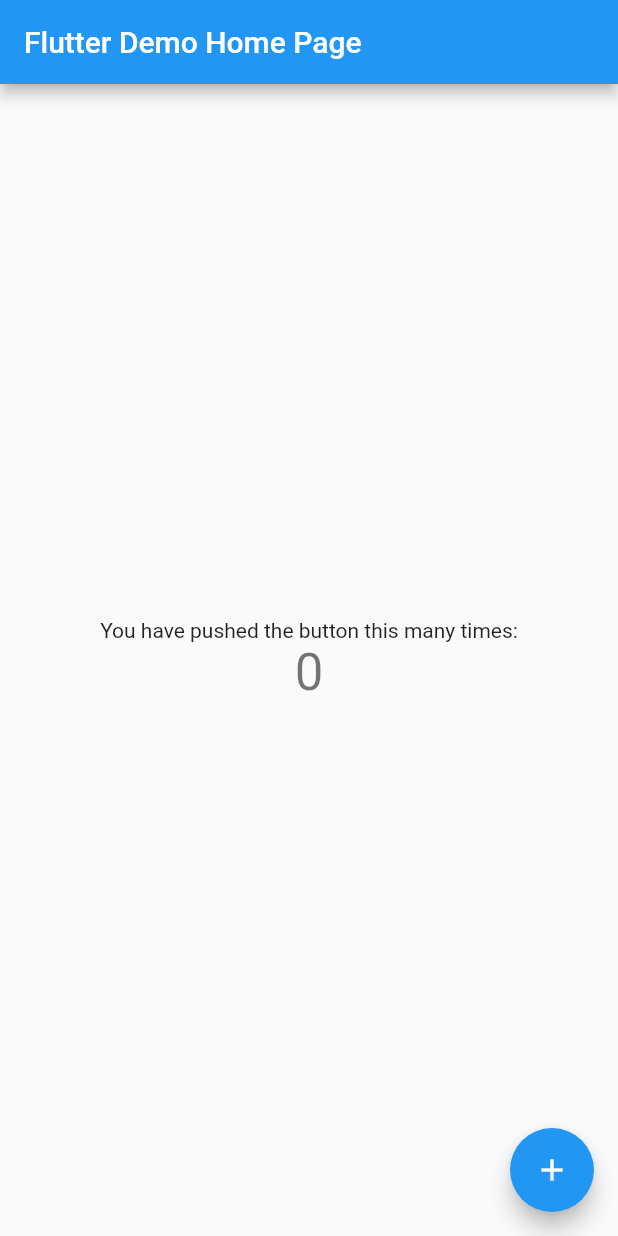
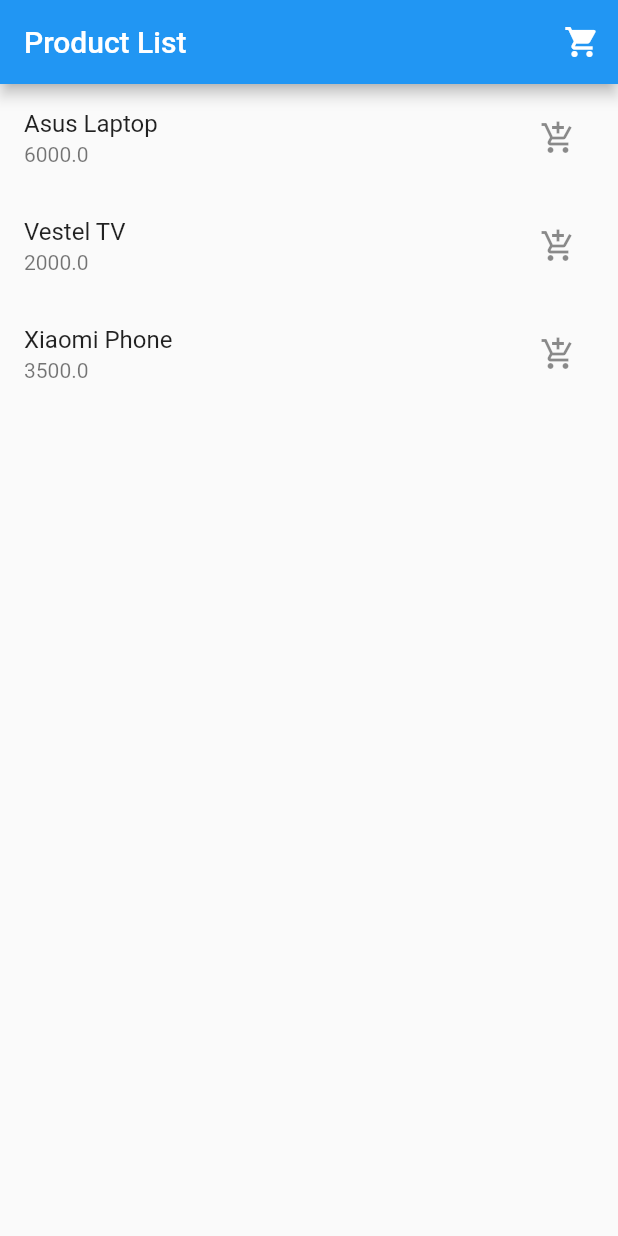
Before and after one commit to TunahanAydinoglu/FlutterWS, a Flutter app: the screen it shows after launch, on a phone screen of 412 x 824 dp. Run offline on Flutter 3.47's test engine with Material 2 defaults, Android fonts, the phone set to English and light mode, and no system bars.

Commit message:
BLoC Pattern Add to Cart

```diff
--- /dev/null
+++ b/samplebloc/lib/blocs/product_bloc.dart
@@ -0,0 +1,16 @@
+import 'dart:async';
+
+import 'package:samplebloc/data/product_service.dart';
+import 'package:samplebloc/models/product.dart';
+
+class ProductBloc {
+  final productStreamController = StreamController.broadcast();
+
+  Stream get getStream => productStreamController.stream;
+
+  List<Product> getAll() {
+    return ProductService.getAll();
+  }
+}
+
+final productBloc = ProductBloc();
--- a/samplebloc/lib/main.dart
+++ b/samplebloc/lib/main.dart
@@ -1,4 +1,6 @@
 import 'package:flutter/material.dart';
+import 'package:samplebloc/screens/cart_screen.dart';
+import 'package:samplebloc/screens/product_list_screen.dart';
 
 void main() {
   runApp(MyApp());
@@ -9,109 +11,17 @@ class MyApp extends StatelessWidget {
   @override
   Widget build(BuildContext context) {
     return MaterialApp(
+      routes: {
+        "/": (BuildContext context) => ProductListScreen(),
+        "/cart": (BuildContext context) => CartScreen()
+      },
+      initialRoute: "/",
       title: 'Flutter Demo',
       theme: ThemeData(
-        // This is the theme of your application.
-        //
-        // Try running your application with "flutter run". You'll see the
-        // application has a blue toolbar. Then, without quitting the app, try
-        // changing the primarySwatch below to Colors.green and then invoke
-        // "hot reload" (press "r" in the console where you ran "flutter run",
-        // or simply save your changes to "hot reload" in a Flutter IDE).
-        // Notice that the counter didn't reset back to zero; the application
-        // is not restarted.
         primarySwatch: Colors.blue,
-        // This makes the visual density adapt to the platform that you run
-        // the app on. For desktop platforms, the controls will be smaller and
-        // closer together (more dense) than on mobile platforms.
         visualDensity: VisualDensity.adaptivePlatformDensity,
       ),
-      home: MyHomePage(title: 'Flutter Demo Home Page'),
+      // home: MyHomePage(title: 'Flutter Demo Home Page'),
     );
   }
 }
-
-class MyHomePage extends StatefulWidget {
-  MyHomePage({Key key, this.title}) : super(key: key);
-
-  // This widget is the home page of your application. It is stateful, meaning
-  // that it has a State object (defined below) that contains fields that affect
-  // how it looks.
-
-  // This class is the configuration for the state. It holds the values (in this
-  // case the title) provided by the parent (in this case the App widget) and
-  // used by the build method of the State. Fields in a Widget subclass are
-  // always marked "final".
-
-  final String title;
-
-  @override
-  _MyHomePageState createState() => _MyHomePageState();
-}
-
-class _MyHomePageState extends State<MyHomePage> {
-  int _counter = 0;
-
-  void _incrementCounter() {
-    setState(() {
-      // This call to setState tells the Flutter framework that something has
-      // changed in this State, which causes it to rerun the build method below
-      // so that the display can reflect the updated values. If we changed
-      // _counter without calling setState(), then the build method would not be
-      // called again, and so nothing would appear to happen.
-      _counter++;
-    });
-  }
-
-  @override
-  Widget build(BuildContext context) {
-    // This method is rerun every time setState is called, for instance as done
-    // by the _incrementCounter method above.
-    //
-    // The Flutter framework has been optimized to make rerunning build methods
-    // fast, so that you can just rebuild anything that needs updating rather
-    // than having to individually change instances of widgets.
-    return Scaffold(
-      appBar: AppBar(
-        // Here we take the value from the MyHomePage object that was created by
-        // the App.build method, and use it to set our appbar title.
-        title: Text(widget.title),
-      ),
-      body: Center(
-        // Center is a layout widget. It takes a single child and positions it
-        // in the middle of the parent.
-        child: Column(
-          // Column is also a layout widget. It takes a list of children and
-          // arranges them vertically. By default, it sizes itself to fit its
-          // children horizontally, and tries to be as tall as its parent.
-          //
-          // Invoke "debug painting" (press "p" in the console, choose the
-          // "Toggle Debug Paint" action from the Flutter Inspector in Android
-          // Studio, or the "Toggle Debug Paint" command in Visual Studio Code)
-          // to see the wireframe for each widget.
-          //
-          // Column has various properties to control how it sizes itself and
-          // how it positions its children. Here we use mainAxisAlignment to
-          // center the children vertically; the main axis here is the vertical
-          // axis because Columns are vertical (the cross axis would be
-          // horizontal).
-          mainAxisAlignment: MainAxisAlignment.center,
-          children: <Widget>[
-            Text(
-              'You have pushed the button this many times:',
-            ),
-            Text(
-              '$_counter',
-              style: Theme.of(context).textTheme.headline4,
-            ),
-          ],
-        ),
-      ),
-      floatingActionButton: FloatingActionButton(
-        onPressed: _incrementCounter,
-        tooltip: 'Increment',
-        child: Icon(Icons.add),
-      ), // This trailing comma makes auto-formatting nicer for build methods.
-    );
-  }
-}
--- /dev/null
+++ b/samplebloc/lib/screens/product_list_screen.dart
@@ -0,0 +1,54 @@
+import 'package:flutter/material.dart';
+import 'package:samplebloc/blocs/cart_bloc.dart';
+import 'package:samplebloc/blocs/product_bloc.dart';
+import 'package:samplebloc/models/cart.dart';
+
+class ProductListScreen extends StatelessWidget {
+  @override
+  Widget build(BuildContext context) {
+    return Scaffold(
+      appBar: AppBar(
+        excludeHeaderSemantics: false,
+        title: Text("Product List"),
+        actions: [
+          IconButton(
+              icon: Icon(Icons.shopping_cart),
+              onPressed: () => Navigator.pushNamed(context, "/cart"))
+        ],
+      ),
+      body: buildProductList(),
+    );
+  }
+
+  buildProductList() {
+    return StreamBuilder(
+      initialData: productBloc.getAll(),
+      stream: productBloc.getStream,
+      builder: (context, snapshot) {
+        return snapshot.data.length > 0
+            ? buildProductListItems(snapshot)
+            : Center(
+                child: Icon(Icons.local_drink),
+              );
+      },
+    );
+  }
+
+  buildProductListItems(AsyncSnapshot snapshot) {
+    return ListView.builder(
+        itemCount: snapshot.data.length,
+        itemBuilder: (BuildContext context, index) {
+          final list = snapshot.data;
+          return ListTile(
+            title: Text(list[index].name),
+            subtitle: Text(list[index].price.toString()),
+            trailing: IconButton(
+              icon: Icon(Icons.add_shopping_cart),
+              onPressed: () {
+                cartBloc.addToCart(Cart(list[index], 1));
+              },
+            ),
+          );
+        });
+  }
+}
```
Also changed, not shown: samplebloc/lib/blocs/cart_bloc.dart (+24 -1 lines), samplebloc/lib/screens/cart_screen.dart (added, +37 -0 lines).
